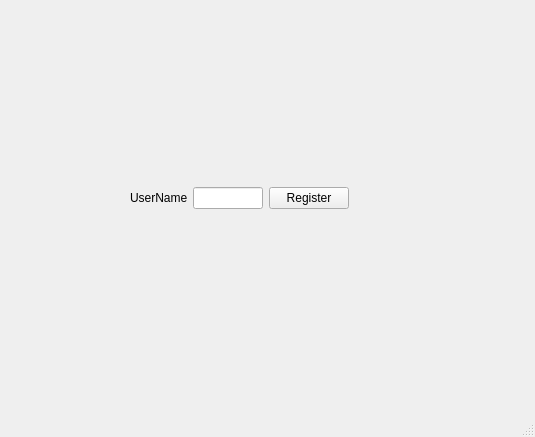
The window that Triviador/UI/forms/Register.ui (andonealexandru/Triviador) describes before a commit, drawn with Qt 5.
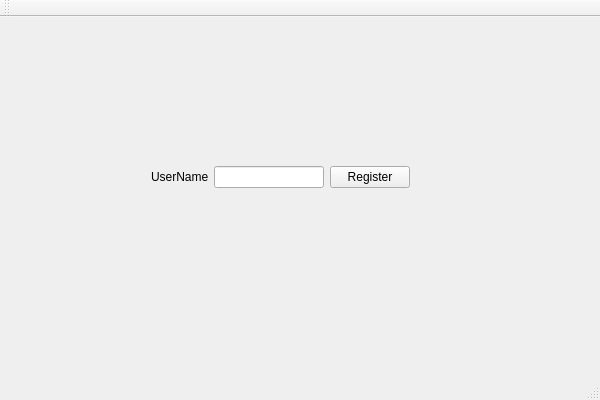
The same window after the commit.

Commit message: Recreated and fixed all login and register classes.

Patch:
```diff
--- a/Triviador/UI/forms/Register.ui
+++ b/Triviador/UI/forms/Register.ui
@@ -6,8 +6,8 @@
    <rect>
     <x>0</x>
     <y>0</y>
-    <width>535</width>
-    <height>437</height>
+    <width>600</width>
+    <height>400</height>
    </rect>
   </property>
   <property name="windowTitle">
@@ -17,10 +17,10 @@
    <widget class="QWidget" name="widget" native="true">
     <property name="geometry">
      <rect>
-      <x>130</x>
-      <y>180</y>
-      <width>219</width>
-      <height>36</height>
+      <x>140</x>
+      <y>120</y>
+      <width>281</width>
+      <height>81</height>
      </rect>
     </property>
     <layout class="QGridLayout" name="gridLayout">
@@ -64,8 +64,17 @@
     </rect>
    </property>
   </widget>
-  <widget class="QStatusBar" name="statusbar"/>
+  <widget class="QToolBar" name="mainToolBar">
+   <attribute name="toolBarArea">
+    <enum>TopToolBarArea</enum>
+   </attribute>
+   <attribute name="toolBarBreak">
+    <bool>false</bool>
+   </attribute>
+  </widget>
+  <widget class="QStatusBar" name="statusBar"/>
  </widget>
+ <layoutdefault spacing="6" margin="11"/>
  <resources/>
  <connections/>
 </ui>
```
Left out of the diff: 12 changed lines with no effect on the pictures. The commit also changes 11 other files.
